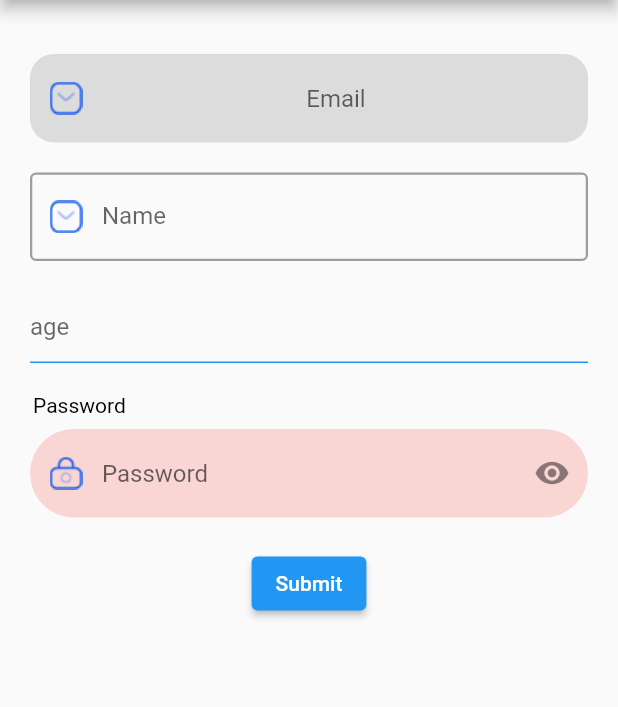
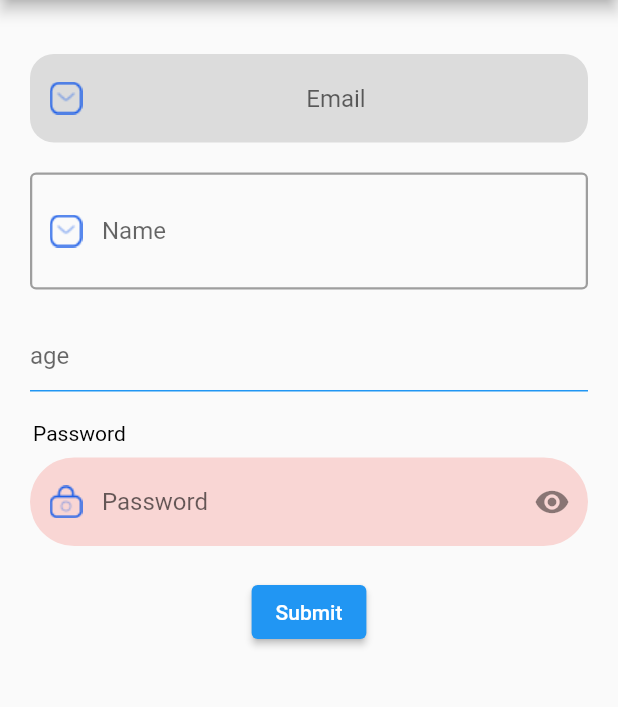
Before and after one commit to DevCrew-io/material-text-fields, a Flutter app: the screen it shows after launch, on a phone screen of 412 x 824 dp, the part 84-791 px from its top. Run offline on Flutter 3.47's test engine with Material 2 defaults, Android fonts, the phone set to English and light mode, and no system bars.

Commit message:
Update code to remove the warnings

```diff
--- a/example/lib/main.dart
+++ b/example/lib/main.dart
@@ -71,7 +71,7 @@
                   keyboardType: TextInputType.text,
                   hint: "Full Name",
                   labelText: "Name",
-                  maxLines: 1,
+                  maxLines: 2,
                   theme: FilledOrOutlinedTextTheme(
                     enabledColor: Colors.grey,
                     focusedColor: Colors.green,
--- a/example/pubspec.yaml
+++ b/example/pubspec.yaml
@@ -19,7 +19,7 @@
 version: 1.0.0+1
 
 environment:
-  sdk: '>=2.19.2 <3.0.0'
+  sdk: '>=2.19.2 <4.0.0'
 
 # Dependencies specify other packages that your package needs in order to work.
 # To automatically upgrade your package dependencies to the latest versions
--- a/lib/material_text_fields.dart
+++ b/lib/material_text_fields.dart
@@ -123,12 +123,12 @@
   final TextAlignVertical? textAlignVertical;
 
   /// Max lines for the text field
-  int? maxLines = 1;
+  final int? maxLines;
 
   /// Min lines for the text field
   final int? minLines;
 
-  MaterialTextField(
+  const MaterialTextField(
       {Key? key,
       this.textAlign = TextAlign.start,
       this.textAlignVertical,
--- a/pubspec.yaml
+++ b/pubspec.yaml
@@ -7,7 +7,7 @@
 documentation: https://github.com/DevCrew-io/material-text-fields/blob/main/example/README.md
 
 environment:
-  sdk: '>=2.19.2 <3.0.0'
+  sdk: '>=2.19.2 <4.0.0'
   flutter: ">=1.17.0"
 
 dependencies:
```
Also changed, not shown: 1 other file.
